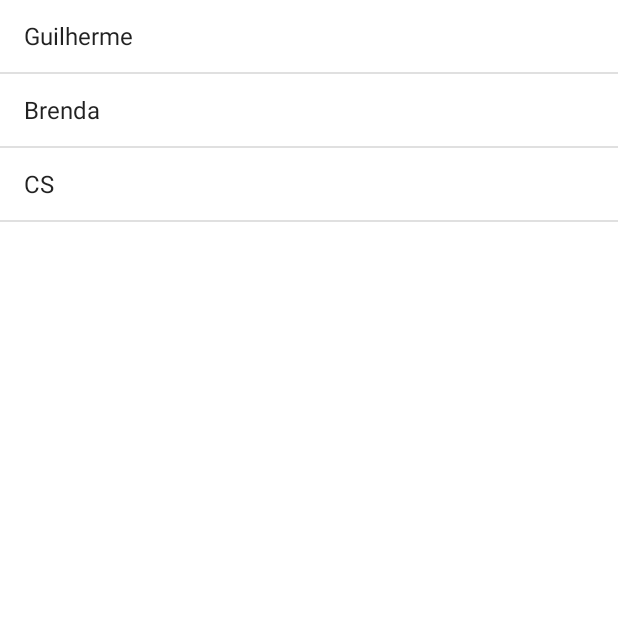
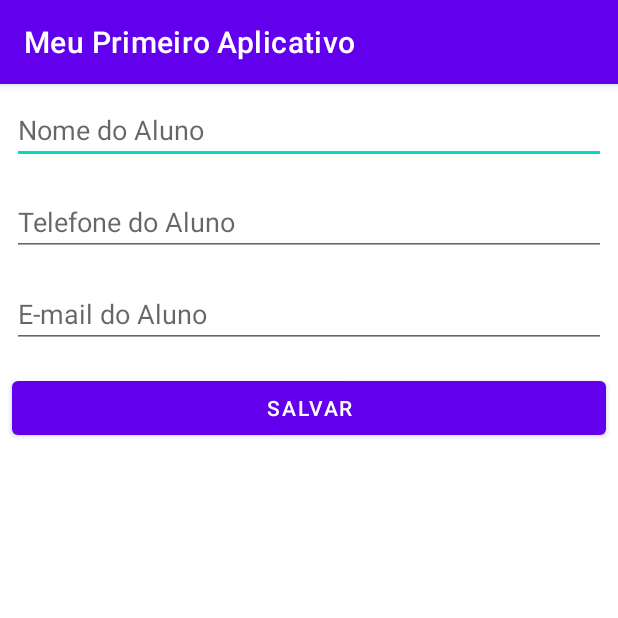
Before and after one commit to glhrme/android-basico-alura, an Android app: the screen it shows after launch (MainActivity before the commit, FormularioAlunoActivity after it), on a phone screen of 412 x 824 dp, the top half of it. Run offline under Robolectric (Android 15) with nearby library versions, the phone set to English and light mode, and no system bars.

Commit message:
Adiciona formulário para adicionar Alunos

```diff
--- a/app/build.gradle
+++ b/app/build.gradle
@@ -32,6 +32,7 @@ dependencies {
 
     implementation 'androidx.appcompat:appcompat:1.1.0'
     implementation 'com.google.android.material:material:1.1.0'
+    implementation 'androidx.constraintlayout:constraintlayout:2.0.4'
     testImplementation 'junit:junit:4.+'
     androidTestImplementation 'androidx.test.ext:junit:1.1.1'
     androidTestImplementation 'androidx.test.espresso:espresso-core:3.2.0'
--- a/app/src/main/AndroidManifest.xml
+++ b/app/src/main/AndroidManifest.xml
@@ -9,11 +9,15 @@
         android:roundIcon="@mipmap/ic_launcher_round"
         android:supportsRtl="true"
         android:theme="@style/Theme.PrimeiroAplicativoAlura">
-        <activity android:name=".MainActivity">
+        <activity android:name=".FormularioAlunoActivity">
             <intent-filter>
                 <action android:name="android.intent.action.MAIN" />
+
                 <category android:name="android.intent.category.LAUNCHER" />
             </intent-filter>
+        </activity>
+        <activity android:name=".MainActivity">
+
         </activity>
     </application>
 
--- /dev/null
+++ b/app/src/main/java/br/com/guisantos/primeiroaplicativoalura/FormularioAlunoActivity.java
@@ -0,0 +1,43 @@
+package br.com.guisantos.primeiroaplicativoalura;
+
+import androidx.appcompat.app.AppCompatActivity;
+
+import android.content.Intent;
+import android.os.Bundle;
+import android.view.View;
+import android.widget.Button;
+import android.widget.EditText;
+import android.widget.Toast;
+
+import br.com.guisantos.primeiroaplicativoalura.dao.AlunoDAO;
+import br.com.guisantos.primeiroaplicativoalura.models.Aluno;
+
+public class FormularioAlunoActivity extends AppCompatActivity {
+
+    @Override
+    protected void onCreate(Bundle savedInstanceState) {
+        super.onCreate(savedInstanceState);
+        setContentView(R.layout.activity_formulario_aluno);
+
+        AlunoDAO dao = new AlunoDAO();
+
+        final EditText nameField = findViewById(R.id.activity_formulario_aluno_nome);
+        final EditText phoneField = findViewById(R.id.activity_formulario_aluno_telefone);
+        final EditText emailField = findViewById(R.id.activity_formulario_aluno_email);
+
+        Button saveButton = findViewById(R.id.activity_formulario_aluno_btn_salvar);
+
+        saveButton.setOnClickListener(new View.OnClickListener() {
+            @Override
+            public void onClick(View v) {
+                String name = nameField.getText().toString();
+                String email = emailField.getText().toString();
+                String phone = phoneField.getText().toString();
+
+                Aluno aluno = new Aluno(name, email, phone);
+                dao.salva(aluno);
+                startActivity(new Intent(FormularioAlunoActivity.this, MainActivity.class));
+            }
+        });
+    }
+}
--- a/app/src/main/java/br/com/guisantos/primeiroaplicativoalura/MainActivity.java
+++ b/app/src/main/java/br/com/guisantos/primeiroaplicativoalura/MainActivity.java
@@ -6,24 +6,28 @@ import android.widget.ArrayAdapter;
 import android.widget.ListView;
 
 import androidx.annotation.Nullable;
+import androidx.appcompat.app.AppCompatActivity;
 
 import java.util.ArrayList;
 import java.util.Arrays;
 import java.util.List;
 
-public class MainActivity extends Activity {
+import br.com.guisantos.primeiroaplicativoalura.dao.AlunoDAO;
+
+public class MainActivity extends AppCompatActivity {
 
     @Override
     protected void onCreate(@Nullable Bundle savedInstanceState) {
         super.onCreate(savedInstanceState);
         setContentView(R.layout.activity_main);
-        List<String> alunos = new ArrayList<>(Arrays.asList("Guilherme", "Brenda", "CS"));
+        AlunoDAO dao = new AlunoDAO();
+        setTitle("Lista de Alunos");
         ListView listView = findViewById(R.id.activity_main_listaDeAlunos);
         listView.setAdapter(
-            new ArrayAdapter<String>(
+            new ArrayAdapter<>(
                 this,
                 android.R.layout.simple_list_item_1,
-                alunos
+                dao.todos()
             )
         );
     }
--- /dev/null
+++ b/app/src/main/java/br/com/guisantos/primeiroaplicativoalura/dao/AlunoDAO.java
@@ -0,0 +1,18 @@
+package br.com.guisantos.primeiroaplicativoalura.dao;
+
+import java.util.ArrayList;
+import java.util.List;
+
+import br.com.guisantos.primeiroaplicativoalura.models.Aluno;
+
+public class AlunoDAO {
+    private final static List<Aluno> alunos = new ArrayList<>();
+
+    public void salva(Aluno aluno) {
+        alunos.add(aluno);
+    }
+
+    public List<Aluno> todos() {
+        return new ArrayList<>(alunos);
+    }
+}
--- /dev/null
+++ b/app/src/main/res/layout/activity_formulario_aluno.xml
@@ -0,0 +1,44 @@
+<?xml version="1.0" encoding="utf-8"?>
+<LinearLayout xmlns:android="http://schemas.android.com/apk/res/android"
+    xmlns:app="http://schemas.android.com/apk/res-auto"
+    android:layout_width="match_parent"
+    android:layout_height="match_parent"
+    android:orientation="vertical"
+>
+
+    <EditText
+        android:id="@+id/activity_formulario_aluno_nome"
+        android:layout_width="match_parent"
+        android:layout_height="wrap_content"
+        android:layout_margin="8dp"
+        android:inputType="text"
+        android:hint="Nome do Aluno"
+    />
+    <EditText
+        android:id="@+id/activity_formulario_aluno_telefone"
+        android:layout_width="match_parent"
+        android:layout_height="wrap_content"
+        android:layout_margin="8dp"
+        android:inputType="phone"
+        android:hint="Telefone do Aluno"
+    />
+    <EditText
+        android:id="@+id/activity_formulario_aluno_email"
+        android:layout_width="match_parent"
+        android:layout_height="wrap_content"
+        android:layout_margin="8dp"
+        android:inputType="textEmailAddress"
+        android:hint="E-mail do Aluno"
+    />
+
+    <Button
+        android:id="@+id/activity_formulario_aluno_btn_salvar"
+        android:layout_width="match_parent"
+        android:layout_height="wrap_content"
+        android:layout_margin="8dp"
+        android:text="Salvar"
+        android:textColor="@color/white"
+
+    />
+
+</LinearLayout>
--- a/app/src/main/res/values-night/themes.xml
+++ b/app/src/main/res/values-night/themes.xml
@@ -3,7 +3,7 @@
     <style name="Theme.PrimeiroAplicativoAlura" parent="Theme.MaterialComponents.DayNight.DarkActionBar">
         <!-- Primary brand color. -->
         <item name="colorPrimary">@color/purple_200</item>
-        <item name="colorPrimaryVariant">@color/purple_700</item>
+        <item name="colorPrimaryVariant">@color/black</item>
         <item name="colorOnPrimary">@color/black</item>
         <!-- Secondary brand color. -->
         <item name="colorSecondary">@color/teal_200</item>
--- a/app/src/main/res/values/strings.xml
+++ b/app/src/main/res/values/strings.xml
@@ -1,3 +1,4 @@
 <resources>
     <string name="app_name" translatable="false">Meu Primeiro Aplicativo</string>
+    <string name="fab_main_activity" translatable="true">Add</string>
 </resources>
--- a/app/src/main/res/values/themes.xml
+++ b/app/src/main/res/values/themes.xml
@@ -3,7 +3,7 @@
     <style name="Theme.PrimeiroAplicativoAlura" parent="Theme.MaterialComponents.DayNight.DarkActionBar">
         <!-- Primary brand color. -->
         <item name="colorPrimary">@color/purple_500</item>
-        <item name="colorPrimaryVariant">@color/purple_700</item>
+        <item name="colorPrimaryVariant">@color/black</item>
         <item name="colorOnPrimary">@color/white</item>
         <!-- Secondary brand color. -->
         <item name="colorSecondary">@color/teal_200</item>
```
Also changed, not shown: app/src/main/java/br/com/guisantos/primeiroaplicativoalura/models/Aluno.java (added, +22 -0 lines), app/src/main/res/drawable-anydpi/ic_novo_aluno.xml (added, +11 -0 lines), app/src/main/res/layout/activity_main.xml (+24 -5 lines), app/src/main/res/drawable-hdpi/ic_novo_aluno.png (added), app/src/main/res/drawable-mdpi/ic_novo_aluno.png (added), app/src/main/res/drawable-xhdpi/ic_novo_aluno.png (added), app/src/main/res/drawable-xxhdpi/ic_novo_aluno.png (added), 1 other file.
